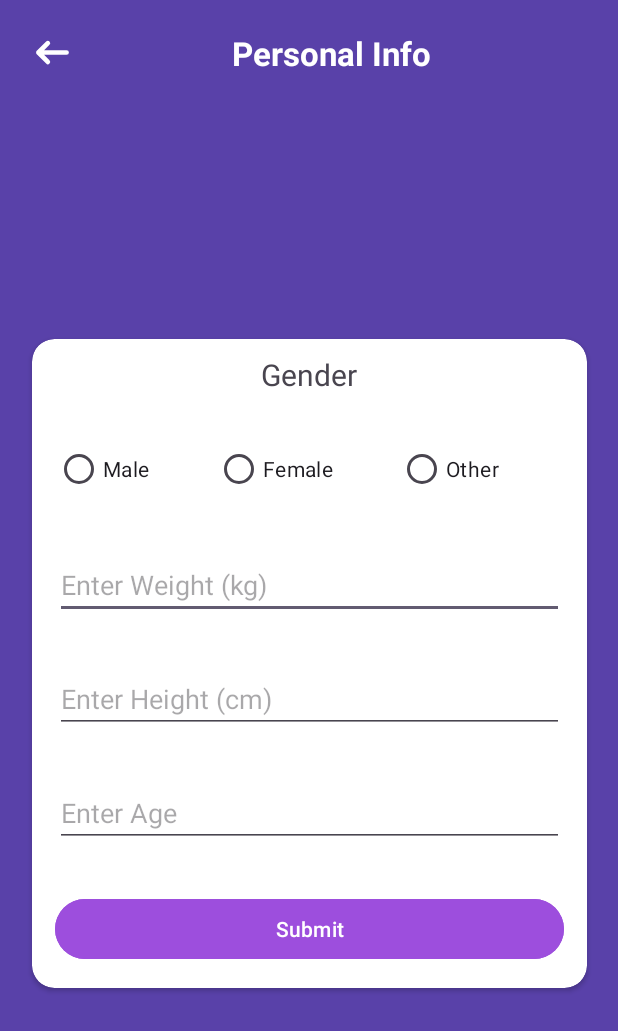
After one commit to mayankr1307/FitPredict, an Android app: the InfoActivity screen opened directly, with no data from a screen before it, on a phone screen of 412 x 824 dp. The commit adds this screen. Shown: the top 1031 px of the screen. Run offline under Robolectric (Android 15) with nearby library versions, the phone set to English and light mode, and no system bars.

Commit message:
Implemented sign up functionality and created layout for InfoActivity.

```diff
--- a/app/build.gradle.kts
+++ b/app/build.gradle.kts
@@ -46,6 +46,7 @@ dependencies {
     implementation("com.google.android.material:material:1.12.0")
     implementation("androidx.constraintlayout:constraintlayout:2.1.4")
     implementation("com.google.firebase:firebase-auth:23.0.0")
+    implementation("com.google.firebase:firebase-firestore:25.1.0")
     testImplementation("junit:junit:4.13.2")
     androidTestImplementation("androidx.test.ext:junit:1.2.1")
     androidTestImplementation("androidx.test.espresso:espresso-core:3.6.1")
--- a/app/src/main/AndroidManifest.xml
+++ b/app/src/main/AndroidManifest.xml
@@ -12,6 +12,9 @@
         android:supportsRtl="true"
         android:theme="@style/Theme.FitPredict"
         tools:targetApi="31">
+        <activity
+            android:name=".activities.InfoActivity"
+            android:exported="false" />
         <activity
             android:name=".activities.BaseActivity"
             android:exported="false" />
--- /dev/null
+++ b/app/src/main/java/android/project/fitpredict/activities/InfoActivity.kt
@@ -0,0 +1,12 @@
+package android.project.fitpredict.activities
+
+import androidx.appcompat.app.AppCompatActivity
+import android.os.Bundle
+import android.project.fitpredict.R
+
+class InfoActivity : AppCompatActivity() {
+    override fun onCreate(savedInstanceState: Bundle?) {
+        super.onCreate(savedInstanceState)
+        setContentView(R.layout.activity_info)
+    }
+}
--- /dev/null
+++ b/app/src/main/res/layout/activity_info.xml
@@ -0,0 +1,132 @@
+<?xml version="1.0" encoding="utf-8"?>
+<androidx.constraintlayout.widget.ConstraintLayout
+    xmlns:android="http://schemas.android.com/apk/res/android"
+    xmlns:app="http://schemas.android.com/apk/res-auto"
+    xmlns:tools="http://schemas.android.com/tools"
+    android:layout_width="match_parent"
+    android:layout_height="match_parent"
+    tools:context=".activities.InfoActivity"
+    android:background="@color/variant3">
+
+    <ImageView
+        android:id="@+id/iv_back"
+        android:layout_width="wrap_content"
+        android:layout_height="wrap_content"
+        android:src="@drawable/ic_back"
+        android:layout_margin="10dp"
+        app:layout_constraintTop_toTopOf="parent"
+        app:layout_constraintStart_toStartOf="parent"
+        android:contentDescription="@string/back_button" />
+
+    <TextView
+        android:layout_width="wrap_content"
+        android:layout_height="wrap_content"
+        android:text="@string/personal_info"
+        android:textSize="22sp"
+        android:textStyle="bold"
+        android:textColor="@color/white"
+        android:layout_marginEnd="30dp"
+        app:layout_constraintStart_toEndOf="@id/iv_back"
+        app:layout_constraintTop_toTopOf="@id/iv_back"
+        app:layout_constraintBottom_toBottomOf="@id/iv_back"
+        app:layout_constraintEnd_toEndOf="parent" />
+
+    <androidx.cardview.widget.CardView
+        android:layout_width="370dp"
+        android:layout_height="wrap_content"
+        app:cardCornerRadius="15dp"
+        app:layout_constraintTop_toBottomOf="@id/iv_back"
+        app:layout_constraintBottom_toBottomOf="parent"
+        app:layout_constraintStart_toStartOf="parent"
+        app:layout_constraintEnd_toEndOf="parent">
+
+        <LinearLayout
+            android:layout_width="match_parent"
+            android:layout_height="match_parent"
+            android:orientation="vertical">
+
+            <!-- Gender Radio Group -->
+
+            <TextView
+                android:layout_width="wrap_content"
+                android:layout_height="wrap_content"
+                android:layout_gravity="center"
+                android:text="Gender"
+                android:textSize="20sp"
+                android:layout_margin="10dp"
+                />
+
+            <RadioGroup
+                android:id="@+id/rg_gender"
+                android:layout_width="match_parent"
+                android:layout_height="wrap_content"
+                android:layout_margin="15dp"
+                android:layout_gravity="center"
+                android:orientation="horizontal">
+
+                <RadioButton
+                    android:id="@+id/rb_male"
+                    android:layout_width="wrap_content"
+                    android:layout_height="wrap_content"
+                    android:text="Male"
+                    android:layout_weight="1"
+                    />
+
+                <RadioButton
+                    android:id="@+id/rb_female"
+                    android:layout_width="wrap_content"
+                    android:layout_height="wrap_content"
+                    android:text="Female"
+                    android:layout_weight="1"/>
+
+                <RadioButton
+                    android:id="@+id/rb_other"
+                    android:layout_width="wrap_content"
+                    android:layout_height="wrap_content"
+                    android:text="Other"
+                    android:layout_weight="1"/>
+            </RadioGroup>
+
+            <!-- Weight Input -->
+            <EditText
+                android:id="@+id/et_weight"
+                android:layout_width="match_parent"
+                android:layout_height="wrap_content"
+                android:layout_gravity="center_horizontal"
+                android:hint="Enter Weight (kg)"
+                android:layout_margin="15dp"
+                android:inputType="numberDecimal" />
+
+            <!-- Height Input -->
+            <EditText
+                android:id="@+id/et_height"
+                android:layout_width="match_parent"
+                android:layout_height="wrap_content"
+                android:layout_gravity="center_horizontal"
+                android:hint="Enter Height (cm)"
+                android:layout_margin="15dp"
+                android:inputType="numberDecimal" />
+
+            <!-- Age Input -->
+            <EditText
+                android:id="@+id/et_age"
+                android:layout_width="match_parent"
+                android:layout_height="wrap_content"
+                android:layout_gravity="center_horizontal"
+                android:hint="Enter Age"
+                android:layout_margin="15dp"
+                android:inputType="number" />
+
+            <!-- Submit Button -->
+            <Button
+                android:id="@+id/btn_submit"
+                android:layout_width="match_parent"
+                android:layout_height="wrap_content"
+                android:text="Submit"
+                android:backgroundTint="@color/variant8"
+                android:layout_margin="15dp" />
+        </LinearLayout>
+
+    </androidx.cardview.widget.CardView>
+
+</androidx.constraintlayout.widget.ConstraintLayout>
--- a/app/src/main/res/values/strings.xml
+++ b/app/src/main/res/values/strings.xml
@@ -11,4 +11,5 @@
     <string name="email">Email</string>
     <string name="password">Password</string>
     <string name="please_wait">Please wait...</string>
+    <string name="personal_info">Personal Info</string>
 </resources>
```
Also changed, not shown: app/src/main/java/android/project/fitpredict/activities/BaseActivity.kt (+15 -8 lines), app/src/main/java/android/project/fitpredict/activities/SignUpActivity.kt (+29 -1 lines), app/src/main/java/android/project/fitpredict/authentication/FirebaseAuth.kt (added, +33 -0 lines).
